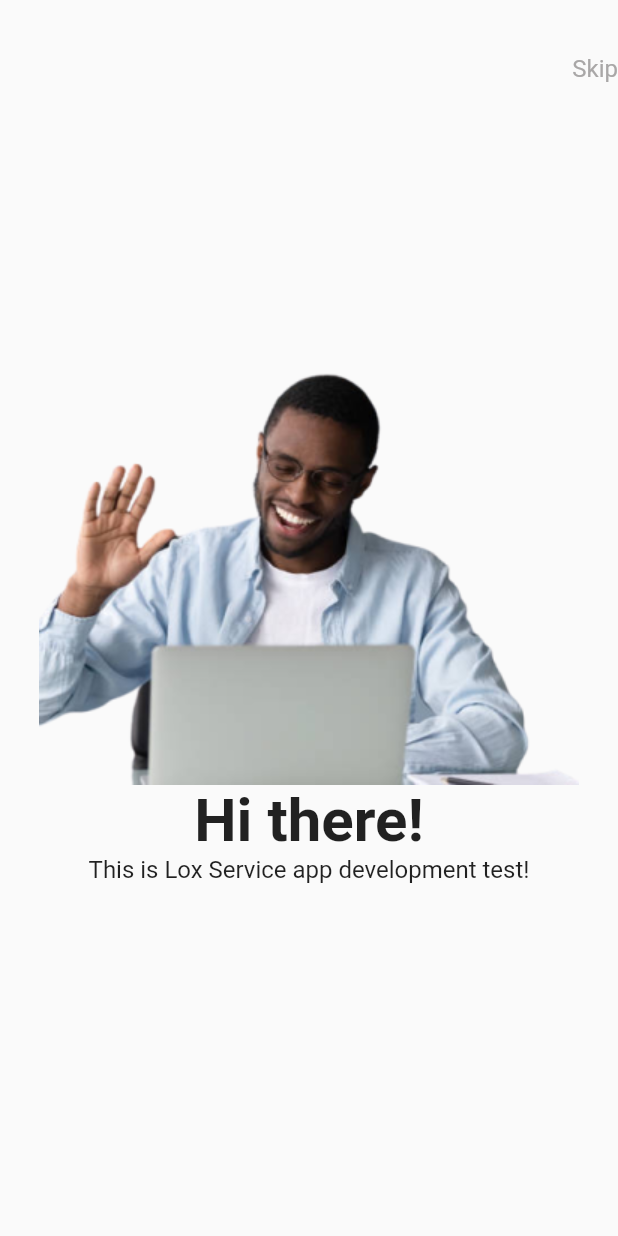
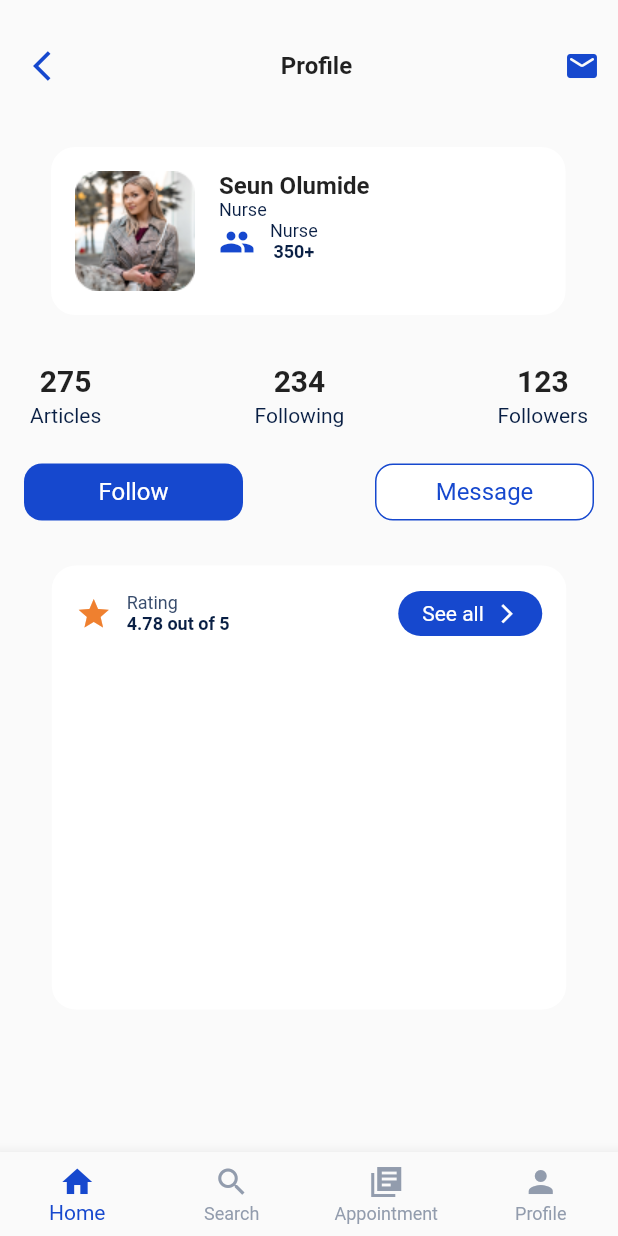
Before and after one commit to Cindy-dev/lox, a Flutter app: the screen it shows after launch, on a phone screen of 412 x 824 dp. Run offline on Flutter 3.47's test engine with Material 2 defaults, Android fonts, the phone set to English and light mode, and no system bars.

Commit message:
profile screen implementation

```diff
--- a/lib/main.dart
+++ b/lib/main.dart
@@ -15,7 +15,7 @@ class MyApp extends StatelessWidget {
     return const MaterialApp(
       debugShowCheckedModeBanner: false,
       title: 'Flutter Demo',
-      home: OnboardingScreen(),
+      home: HomeScreen(),
     );
   }
 }
--- /dev/null
+++ b/lib/presentation/helpers/profile_row.dart
@@ -0,0 +1,176 @@
+import 'package:flutter/cupertino.dart';
+import 'package:flutter/material.dart';
+
+Widget profileRow() {
+  return Padding(
+    padding: const EdgeInsets.only(top: 32, right: 20, left: 20, bottom: 24),
+    child: Row(
+      mainAxisAlignment: MainAxisAlignment.spaceBetween,
+      children: [
+        Column(
+          children: const [
+            Text(
+              '275',
+              style: TextStyle(fontSize: 20, fontWeight: FontWeight.w600),
+            ),
+            SizedBox(
+              height: 4,
+            ),
+            Text(
+              'Articles',
+              style: TextStyle(
+                  fontSize: 14,
+                  fontWeight: FontWeight.w400,
+                  color: Color(0xff091F44)),
+            )
+          ],
+        ),
+        Column(
+          children: const [
+            Text(
+              '234',
+              style: TextStyle(fontSize: 20, fontWeight: FontWeight.w600),
+            ),
+            SizedBox(
+              height: 4,
+            ),
+            Text(
+              'Following',
+              style: TextStyle(
+                  fontSize: 14,
+                  fontWeight: FontWeight.w400,
+                  color: Color(0xff091F44)),
+            )
+          ],
+        ),
+        Column(
+          children: const [
+            Text(
+              '123',
+              style: TextStyle(fontSize: 20, fontWeight: FontWeight.w600),
+            ),
+            SizedBox(
+              height: 4,
+            ),
+            Text(
+              'Followers',
+              style: TextStyle(
+                  fontSize: 14,
+                  fontWeight: FontWeight.w400,
+                  color: Color(0xff091F44)),
+            )
+          ],
+        ),
+      ],
+    ),
+  );
+}
+
+Widget profileRowButton() {
+  return Row(
+    mainAxisAlignment: MainAxisAlignment.spaceBetween,
+    children: [
+      Container(
+        width: 146,
+        height: 38,
+        margin: const EdgeInsets.only(left: 16),
+        alignment: Alignment.center,
+        decoration: BoxDecoration(
+            color: const Color(0xff1648CE),
+            borderRadius: BorderRadius.circular(12)),
+        child: const Text(
+          'Follow',
+          style: TextStyle(
+              fontSize: 16,
+              fontWeight: FontWeight.w400,
+              color: Color(0xffFFFFFF)),
+        ),
+      ),
+      Container(
+        width: 146,
+        height: 38,
+        margin: const EdgeInsets.only(right: 16),
+        alignment: Alignment.center,
+        decoration: BoxDecoration(
+            color: const Color(0xffFFFFFF),
+            border: Border.all(color: const Color(0xff1648CE)),
+            borderRadius: BorderRadius.circular(12)),
+        child: const Text(
+          'Message',
+          style: TextStyle(
+              fontSize: 16,
+              fontWeight: FontWeight.w400,
+              color: Color(0xff1648CE)),
+        ),
+      )
+    ],
+  );
+}
+
+Widget ratingRow() {
+  return Padding(
+    padding: const EdgeInsets.only(bottom: 20, top: 17, left: 16, right: 16),
+    child: Row(
+      mainAxisAlignment: MainAxisAlignment.spaceBetween,
+      children: [
+        Row(
+          children: [
+            const Icon(
+              Icons.star,
+              color: Color(0xffEF802F),
+            ),
+            const SizedBox(width: 10,),
+            Column(
+              crossAxisAlignment: CrossAxisAlignment.start,
+              children: const [
+                Text(
+                  'Rating',
+                  style: TextStyle(
+                      fontSize: 12,
+                      fontWeight: FontWeight.w400,
+                      color: Color(0xff394D6D)),
+                ),
+                Text(
+                  '4.78 out of 5',
+                  style: TextStyle(
+                      fontSize: 12,
+                      fontWeight: FontWeight.w600,
+                      color: Color(0xff091F44)),
+                ),
+              ],
+            ),
+          ],
+        ),
+        Container(
+          width: 96,
+          height: 30,
+          margin: const EdgeInsets.only(left: 16),
+          alignment: Alignment.center,
+          decoration: BoxDecoration(
+              color: const Color(0xff1648CE),
+              borderRadius: BorderRadius.circular(90)),
+          child: Row(
+            mainAxisAlignment: MainAxisAlignment.center,
+            children: const [
+              Text(
+                'See all',
+                style: TextStyle(
+                    fontSize: 14,
+                    fontWeight: FontWeight.w400,
+                    color: Color(0xffFFFFFF)),
+              ),
+              SizedBox(
+                width: 8,
+              ),
+              Icon(
+                Icons.arrow_forward_ios,
+                size: 15,
+                color: Color(0xffFFFFFF),
+              )
+            ],
+          ),
+        ),
+      ],
+    ),
+  );
+}
--- a/lib/presentation/views/home_screen.dart
+++ b/lib/presentation/views/home_screen.dart
@@ -2,6 +2,7 @@ import 'package:flutter/material.dart';
 import 'package:lox/presentation/widgets/checkout.dart';
 import 'package:lox/presentation/widgets/home_widget.dart';
 import 'package:lox/presentation/widgets/payment.dart';
+import 'package:lox/presentation/widgets/profile.dart';
 
 class HomeScreen extends StatelessWidget {
   const HomeScreen({Key? key}) : super(key: key);
@@ -9,7 +10,7 @@ class HomeScreen extends StatelessWidget {
   @override
   Widget build(BuildContext context) {
     return Scaffold(
-      body: const Payment(),
+      body: const Profile(),
       bottomNavigationBar: BottomNavigationBar(
         type: BottomNavigationBarType.fixed,
         unselectedItemColor: const Color(0xff929CAD),
--- /dev/null
+++ b/lib/presentation/widgets/profile.dart
@@ -0,0 +1,121 @@
+import 'package:flutter/cupertino.dart';
+import 'package:flutter/material.dart';
+import 'package:lox/presentation/helpers/profile_row.dart';
+
+class Profile extends StatelessWidget {
+  const Profile({Key? key}) : super(key: key);
+
+  @override
+  Widget build(BuildContext context) {
+    return SingleChildScrollView(
+      scrollDirection: Axis.vertical,
+      child: Column(
+        crossAxisAlignment: CrossAxisAlignment.start,
+        children: [
+          Padding(
+            padding: const EdgeInsets.only(top: 20, bottom: 30, left: 10),
+            child: Row(
+              mainAxisAlignment: MainAxisAlignment.spaceBetween,
+              children: [
+                IconButton(
+                    onPressed: () {},
+                    icon: const Icon(
+                      Icons.arrow_back_ios,
+                      color: Color(0xff1648CE),
+                    )),
+                const Text(
+                  'Profile',
+                  style: TextStyle(fontSize: 16, fontWeight: FontWeight.w600),
+                ),
+                IconButton(
+                    onPressed: () {},
+                    icon: const Icon(
+                      Icons.mail_rounded,
+                      color: Color(0xff1648CE),
+                    )),
+              ],
+            ),
+          ),
+          Center(
+            child: Container(
+              height: 112,
+              margin: const EdgeInsets.only(left: 8, right: 9),
+              padding: EdgeInsets.all(16),
+              width: 343,
+              decoration: BoxDecoration(
+                  color: const Color(0xffFFFFFF),
+                  borderRadius: BorderRadius.circular(16)),
+              child: Row(
+                children: [
+                  Image.asset('asset/image/icon.png'),
+                  Padding(
+                    padding: const EdgeInsets.only(left: 16.0),
+                    child: Column(
+                      crossAxisAlignment: CrossAxisAlignment.start,
+                      children: [
+                        const Text(
+                          'Seun Olumide',
+                          style: TextStyle(
+                              fontSize: 16, fontWeight: FontWeight.w600),
+                        ),
+                        const Text(
+                          'Nurse',
+                          style: TextStyle(
+                              fontSize: 12,
+                              fontWeight: FontWeight.w400,
+                              color: Color(0xff091F44)),
+                        ),
+                        Row(
+                          children: [
+                            const Icon(Icons.people, color: Color(0xff1648CE)),
+                            const SizedBox(
+                              width: 10,
+                            ),
+                            Column(
+                              children: const [
+                                Text(
+                                  'Nurse',
+                                  style: TextStyle(
+                                      fontSize: 12,
+                                      fontWeight: FontWeight.w400,
+                                      color: Color(0xff091F44)),
+                                ),
+                                Text(
+                                  '350+',
+                                  style: TextStyle(
+                                      fontSize: 12,
+                                      fontWeight: FontWeight.w600,
+                                      color: Color(0xff091F44)),
+                                ),
+                              ],
+                            ),
+                          ],
+                        ),
+                      ],
+                    ),
+                  )
+                ],
+              ),
+            ),
+          ),
+          profileRow(),
+          profileRowButton(),
+          Center(
+            child: Container(
+              height: 296,
+              width: 343,
+              margin: const EdgeInsets.only(top: 30),
+              decoration: BoxDecoration(
+                  borderRadius: BorderRadius.circular(16),
+                  color: const Color(0xffFFFFFF)),
+              child: Column(children: [
+                ratingRow(),
+              ],),
+            ),
+
+          )
+        ],
+      ),
+    );
+  }
+}
```
